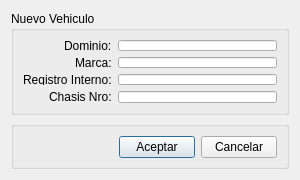
First picture: the form in src/ui/DialogAltaVehiculo.ui, repository guilleurrutia10/division-transporte, before the edit.
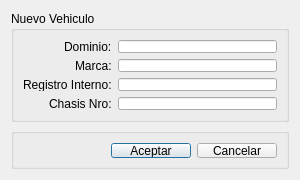
Second picture: the form after the edit.

Diff of the .ui file:
```diff
--- a/src/ui/DialogAltaVehiculo.ui
+++ b/src/ui/DialogAltaVehiculo.ui
@@ -80,12 +80,24 @@
    </item>
    <item>
     <widget class="QGroupBox" name="groupBoxButtonBox">
+     <property name="minimumSize">
+      <size>
+       <width>271</width>
+       <height>41</height>
+      </size>
+     </property>
+     <property name="maximumSize">
+      <size>
+       <width>16777215</width>
+       <height>41</height>
+      </size>
+     </property>
      <property name="title">
       <string/>
      </property>
-     <layout class="QHBoxLayout" name="horizontalLayout_2">
+     <layout class="QGridLayout" name="gridLayout_2">
       <property name="leftMargin">
-       <number>105</number>
+       <number>9</number>
       </property>
       <property name="topMargin">
        <number>9</number>
@@ -96,20 +108,33 @@
       <property name="bottomMargin">
        <number>8</number>
       </property>
-      <item>
+      <item row="0" column="1">
        <widget class="QPushButton" name="pushButtonAceptar">
         <property name="text">
          <string>Aceptar</string>
         </property>
        </widget>
       </item>
-      <item>
+      <item row="0" column="2">
        <widget class="QPushButton" name="pushButtonCancelar">
         <property name="text">
          <string>Cancelar</string>
         </property>
        </widget>
       </item>
+      <item row="0" column="0">
+       <spacer name="horizontalSpacer_2">
+        <property name="orientation">
+         <enum>Qt::Horizontal</enum>
+        </property>
+        <property name="sizeHint" stdset="0">
+         <size>
+          <width>40</width>
+          <height>20</height>
+         </size>
+        </property>
+       </spacer>
+      </item>
      </layout>
     </widget>
    </item>
```
